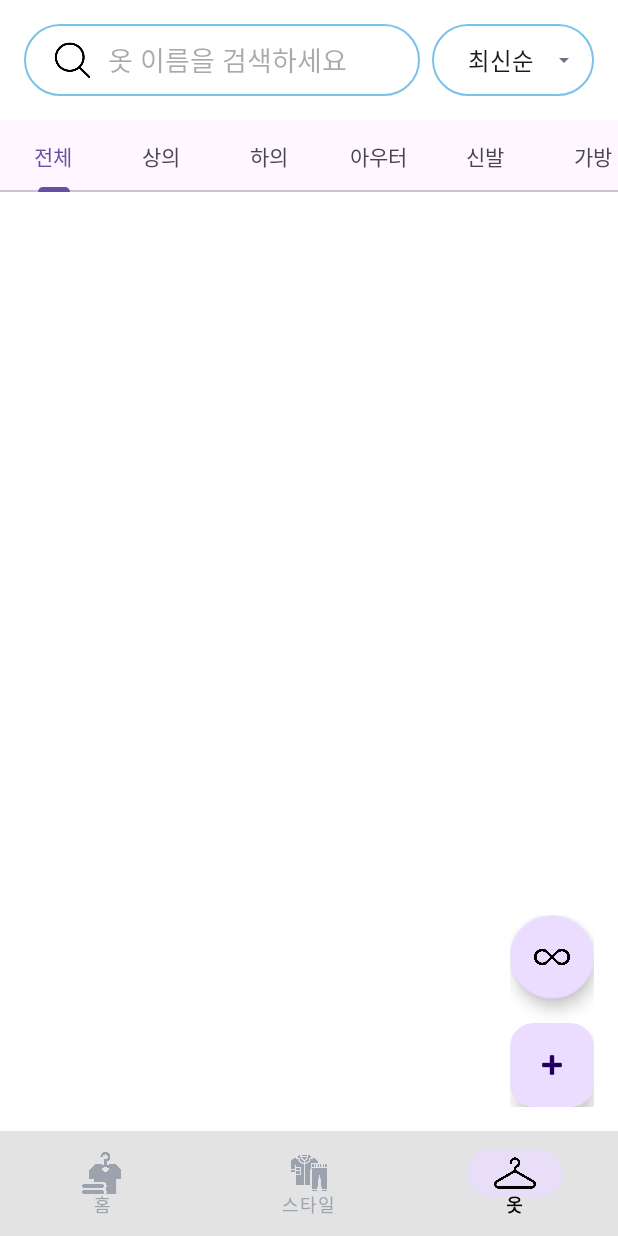
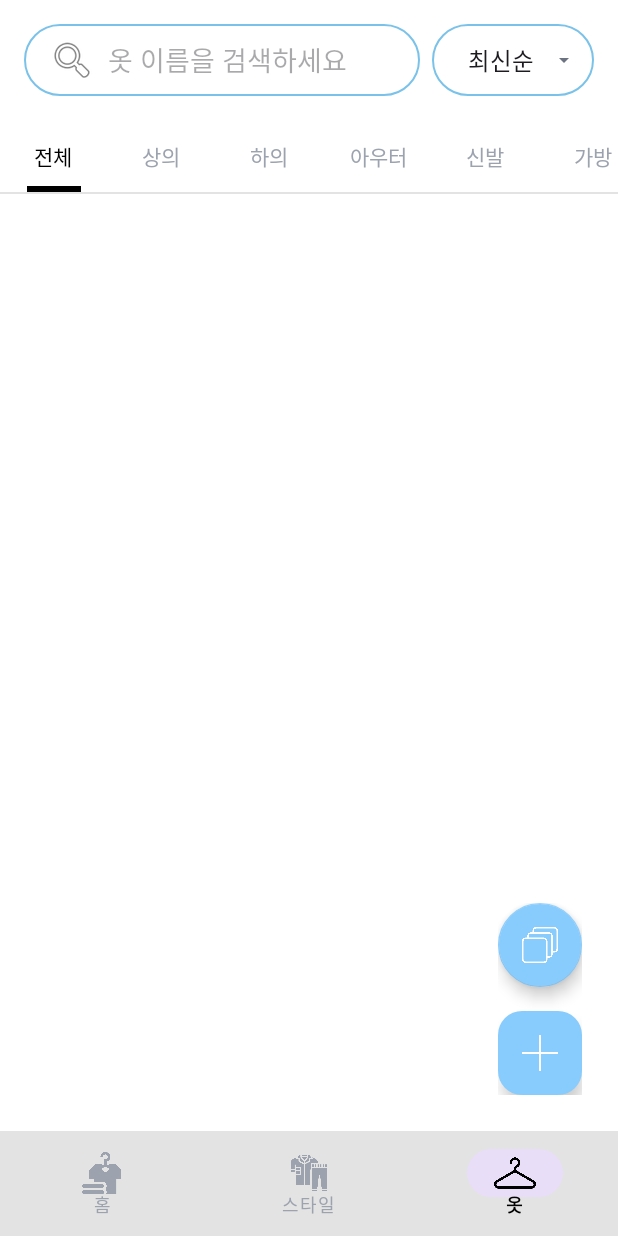
Before and after one commit to Doctor-238/What-should-I-wear-today, an Android app: the ClosetFragment screen opened through its navigation route, on a phone screen of 412 x 824 dp. Run offline under Robolectric (Android 15) with nearby library versions, the phone set to English and light mode, and no system bars; our stand-ins replace Room's generated code; libraries missing offline, so code that uses them is left out: com.jakewharton.retrofit2; pictures from the network do not load; 6 statements that could not run were skipped.

Commit message:
옷 화면 초기 구축

```diff
--- a/app/src/main/java/com/yehyun/whatshouldiweartoday/ui/closet/ClosetFragment.kt
+++ b/app/src/main/java/com/yehyun/whatshouldiweartoday/ui/closet/ClosetFragment.kt
@@ -20,13 +20,16 @@ import androidx.activity.result.contract.ActivityResultContracts
 import androidx.appcompat.app.AlertDialog
 import androidx.appcompat.widget.SearchView
 import androidx.core.content.ContextCompat
+import androidx.core.view.doOnPreDraw
 import androidx.fragment.app.Fragment
 import androidx.fragment.app.viewModels
 import androidx.lifecycle.lifecycleScope
 import androidx.navigation.fragment.findNavController
+import androidx.viewpager2.widget.ViewPager2
 import androidx.work.ExistingWorkPolicy
 import androidx.work.OneTimeWorkRequestBuilder
 import androidx.work.workDataOf
+import com.google.android.material.tabs.TabLayout
 import com.google.android.material.tabs.TabLayoutMediator
 import com.yehyun.whatshouldiweartoday.R
 import com.yehyun.whatshouldiweartoday.databinding.FragmentClosetBinding
@@ -210,7 +213,46 @@ class ClosetFragment : Fragment(), OnTabReselectedListener {
         TabLayoutMediator(binding.tabLayoutCategory, binding.viewPagerCloset) { tab, position ->
             tab.text = categories[position]
         }.attach()
+
+        binding.viewPagerCloset.registerOnPageChangeCallback(object : ViewPager2.OnPageChangeCallback() {
+            override fun onPageSelected(position: Int) {
+                super.onPageSelected(position)
+                binding.tabLayoutCategory.getTabAt(position)?.let {
+                    animateIndicator(it, true)
+                }
+            }
+        })
+
+        binding.tabLayoutCategory.doOnPreDraw {
+            binding.tabLayoutCategory.getTabAt(binding.tabLayoutCategory.selectedTabPosition)?.let {
+                animateIndicator(it, false)
+            }
+        }
     }
+
+    // ▼▼▼▼▼ 핵심 수정 부분 ▼▼▼▼▼
+    private fun animateIndicator(tab: TabLayout.Tab, animate: Boolean) {
+        if (_binding == null) return
+        val tabView = tab.view
+        val indicator = binding.viewTabIndicator
+
+        val indicatorWidth = tabView.width / 2
+        val targetCenter = tabView.left + (tabView.width / 2)
+        val indicatorStart = (targetCenter - (indicatorWidth / 2)).toFloat()
+
+        val layoutParams = indicator.layoutParams
+        if (layoutParams.width != indicatorWidth) {
+            layoutParams.width = indicatorWidth
+            indicator.layoutParams = layoutParams
+        }
+
+        if (animate) {
+            indicator.animate().x(indicatorStart).setDuration(250).start()
+        } else {
+            indicator.x = indicatorStart
+        }
+    }
+    // ▲▲▲▲▲ 핵심 수정 부분 ▲▲▲▲▲
 
     private fun setupSearch() {
         binding.searchViewCloset.setOnQueryTextListener(object : SearchView.OnQueryTextListener {
--- a/app/src/main/java/com/yehyun/whatshouldiweartoday/ui/custom/ProgressFab.kt
+++ b/app/src/main/java/com/yehyun/whatshouldiweartoday/ui/custom/ProgressFab.kt
@@ -18,7 +18,9 @@ class ProgressFab @JvmOverloads constructor(
     private val progressPaint = Paint(Paint.ANTI_ALIAS_FLAG).apply {
         style = Paint.Style.STROKE
         strokeWidth = 12f
-        color = ContextCompat.getColor(context, R.color.dark_purple) // 진한 보라색
+        // ▼▼▼▼▼ 핵심 수정 부분 ▼▼▼▼▼
+        color = ContextCompat.getColor(context, R.color.clothing_item_border) // 진한 하늘색으로 변경
+        // ▲▲▲▲▲ 핵심 수정 부분 ▲▲▲▲▲
     }
 
     private val textPaint = Paint(Paint.ANTI_ALIAS_FLAG).apply {
@@ -65,7 +67,7 @@ class ProgressFab @JvmOverloads constructor(
         if (isProgressMode) {
             this.isProgressMode = false
             this.isEnabled = true
-            setImageResource(R.drawable.infinite) // 원래 아이콘으로 복구
+            setImageResource(R.drawable.multiple) // [수정] 아이콘을 multiple로 복구
             invalidate()
         }
     }
--- a/app/src/main/res/layout/fragment_closet.xml
+++ b/app/src/main/res/layout/fragment_closet.xml
@@ -20,7 +20,7 @@
         app:layout_constraintTop_toTopOf="parent"
         app:queryBackground="@android:color/transparent"
         app:queryHint="옷 이름을 검색하세요"
-        app:searchIcon="@drawable/search" />
+        app:searchIcon="@android:drawable/ic_menu_search" />
 
     <FrameLayout
         android:id="@+id/spinner_container_closet"
@@ -49,16 +49,45 @@
             app:tint="@color/text_secondary" />
     </FrameLayout>
 
-
-    <com.google.android.material.tabs.TabLayout
-        android:id="@+id/tab_layout_category"
+    <androidx.constraintlayout.widget.ConstraintLayout
+        android:id="@+id/tabs_container"
         android:layout_width="0dp"
         android:layout_height="wrap_content"
         android:layout_marginTop="16dp"
         app:layout_constraintEnd_toEndOf="parent"
         app:layout_constraintStart_toStartOf="parent"
-        app:layout_constraintTop_toBottomOf="@+id/search_view_closet"
-        app:tabMode="scrollable" />
+        app:layout_constraintTop_toBottomOf="@id/search_view_closet">
+
+        <com.google.android.material.tabs.TabLayout
+            android:id="@+id/tab_layout_category"
+            android:layout_width="0dp"
+            android:layout_height="wrap_content"
+            app:layout_constraintEnd_toEndOf="parent"
+            app:layout_constraintStart_toStartOf="parent"
+            app:layout_constraintTop_toTopOf="parent"
+            app:tabBackground="@android:color/white"
+            app:tabGravity="fill"
+            app:tabIndicatorHeight="0dp"
+            app:tabMode="scrollable"
+            app:tabSelectedTextColor="@color/tab_selected_text"
+            app:tabTextColor="@color/tab_unselected_text" />
+
+        <View
+            android:id="@+id/view_tab_indicator"
+            android:layout_width="0dp"
+            android:layout_height="4dp"
+            android:background="@color/tab_selected_text"
+            app:layout_constraintBottom_toBottomOf="parent"
+            app:layout_constraintStart_toStartOf="parent" />
+
+    </androidx.constraintlayout.widget.ConstraintLayout>
+
+    <View
+        android:id="@+id/separator"
+        android:layout_width="match_parent"
+        android:layout_height="1dp"
+        android:background="@color/bottom_nav_background"
+        app:layout_constraintTop_toBottomOf="@id/tabs_container" />
 
     <androidx.viewpager2.widget.ViewPager2
         android:id="@+id/view_pager_closet"
@@ -67,12 +96,12 @@
         app:layout_constraintBottom_toBottomOf="parent"
         app:layout_constraintEnd_toEndOf="parent"
         app:layout_constraintStart_toStartOf="parent"
-        app:layout_constraintTop_toBottomOf="@+id/tab_layout_category" />
+        app:layout_constraintTop_toBottomOf="@+id/separator" />
 
     <LinearLayout
         android:layout_width="wrap_content"
         android:layout_height="wrap_content"
-        android:layout_margin="16dp"
+        android:layout_margin="24dp"
         android:gravity="center_horizontal"
         android:orientation="vertical"
         app:layout_constraintBottom_toBottomOf="parent"
@@ -83,17 +112,21 @@
             android:layout_width="wrap_content"
             android:layout_height="wrap_content"
             android:layout_marginBottom="16dp"
-            android:src="@drawable/infinite"
-            app:backgroundTint="#eaddff"
+            android:src="@drawable/multiple"
+            app:backgroundTint="@color/fab_color_style_tab"
             app:fabSize="normal"
+            app:shapeAppearanceOverlay="@style/FabCircle"
+            app:tint="@android:color/white"
             tools:ignore="ContentDescription" />
 
         <com.google.android.material.floatingactionbutton.FloatingActionButton
             android:id="@+id/fab_add_clothing"
             android:layout_width="wrap_content"
             android:layout_height="wrap_content"
-            android:src="@android:drawable/ic_input_add"
+            android:src="@drawable/plus"
+            app:backgroundTint="@color/fab_color_style_tab"
             app:fabSize="normal"
+            app:tint="@android:color/white"
             tools:ignore="ContentDescription" />
     </LinearLayout>
 
--- a/app/src/main/res/values/themes.xml
+++ b/app/src/main/res/values/themes.xml
@@ -5,6 +5,11 @@
     </style>
 
     <style name="Theme.WhatshouldIweartoday" parent="Base.Theme.WhatshouldIweartoday" />
+
+    <style name="FabCircle" parent="">
+        <item name="cornerFamily">rounded</item>
+        <item name="cornerSize">50%</item>
+    </style>
 
     <style name="Theme.App.Starting" parent="Theme.SplashScreen">
         <item name="windowSplashScreenBackground">@android:color/white</item>
```
Also changed, not shown: app/src/main/java/com/yehyun/whatshouldiweartoday/ui/closet/ClothingAdapter.kt (+8 -2 lines), app/src/main/res/layout/item_clothing.xml (+30 -17 lines).
